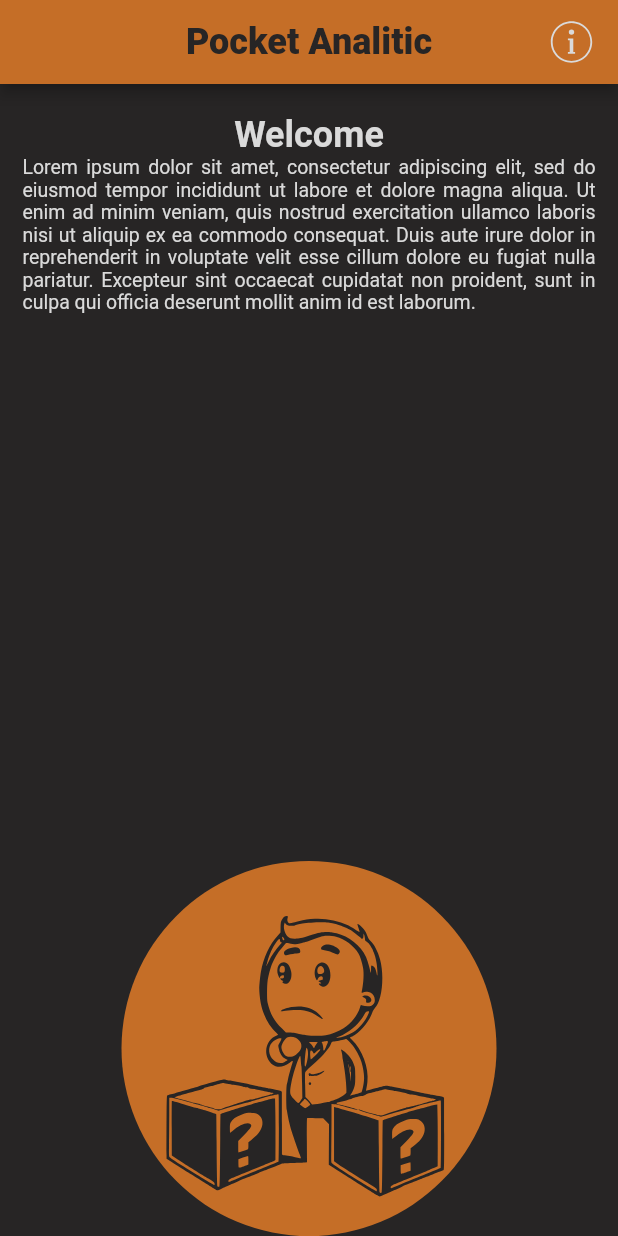
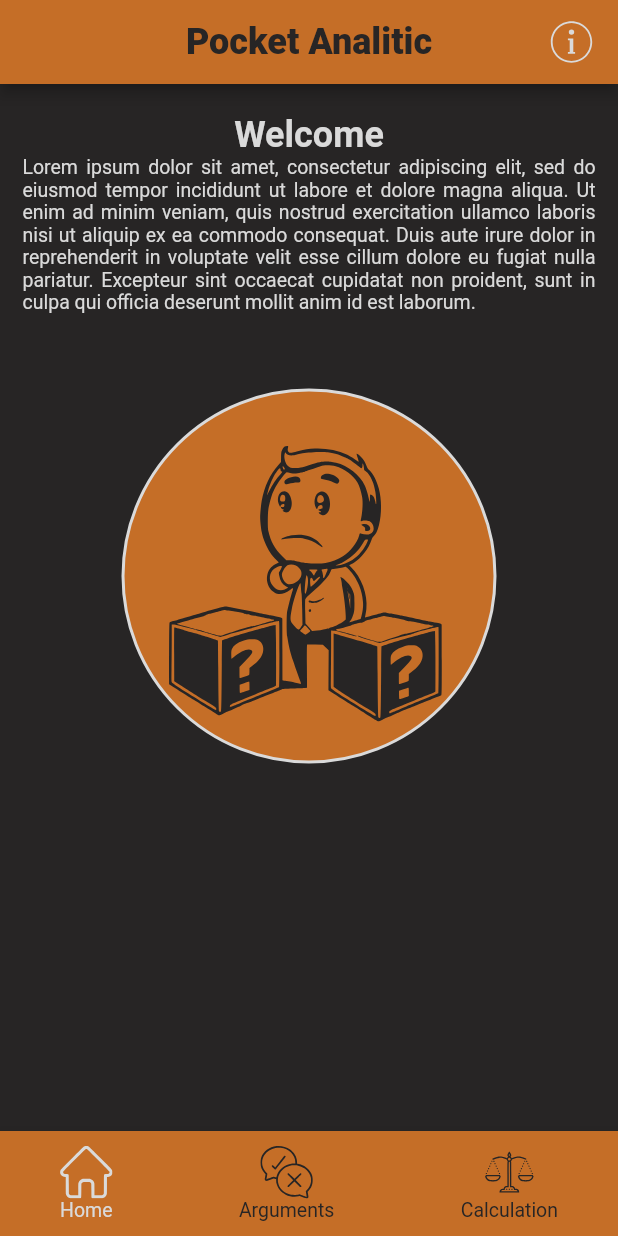
Before and after one commit to NikitaPits/pocket_analitic, a Flutter app: the screen it shows after launch, on a phone screen of 412 x 824 dp. Run offline on Flutter 3.47's test engine with Material 2 defaults, Android fonts, the phone set to English and light mode, and no system bars; our stand-ins replace bloc, flutter_bloc, flutter_svg.

Commit message:
Added some changes, also BAB

```diff
--- a/pocket_analitic/lib/home.dart
+++ b/pocket_analitic/lib/home.dart
@@ -1,5 +1,8 @@
 import 'package:flutter/material.dart';
+import 'package:flutter_svg/svg.dart';
 import 'package:pocket_analitic/theme/custom_colors.dart';
+import 'package:pocket_analitic/theme/custom_fonts.dart';
+import 'package:pocket_analitic/theme/custom_icons.dart';
 import 'package:pocket_analitic/view/arguments_page/arguments_page.dart';
 import 'package:pocket_analitic/view/choiser_page/choiser_page.dart';
 import 'package:pocket_analitic/view/welcome_page/welcome_page.dart';
@@ -12,20 +15,13 @@ class Home extends StatefulWidget {
 }
 
 class _HomeState extends State<Home> {
-  PageController _controller = PageController(initialPage: 0, keepPage: true);
+  final PageController _controller =
+      PageController(initialPage: 0, keepPage: true);
   int _pageIndex = 0;
   @override
   void initState() {
     _pageIndex = 0;
     super.initState();
-  }
-
-  _bottomControlsTapHandler(int i) {
-    setState(() {
-      _pageIndex = i;
-    });
-    _controller.animateToPage(i,
-        duration: Duration(milliseconds: 200), curve: Curves.linear);
   }
 
   @override
@@ -34,7 +30,6 @@ class _HomeState extends State<Home> {
       backgroundColor: CustomColors.bg,
       body: PageView(
         controller: _controller,
-        // physics: NeverScrollableScrollPhysics(),
         onPageChanged: (value) {
           setState(() {
             _pageIndex = value;
@@ -46,22 +41,56 @@ class _HomeState extends State<Home> {
           ChoiserPage(),
         ],
       ),
-      // bottomNavigationBar: BottomNavigationBar(
-      //   type: BottomNavigationBarType.fixed,
-      //   onTap: _bottomControlsTapHandler,
-      //   currentIndex: _pageIndex,
-      //   items: [
-      //     // BottomNavigationBarItem(
-      //     //     icon: Icon(CustomIcons.feed),
-      //     //     label: AppLocalizations.of(context).feed),
-      //     // BottomNavigationBarItem(
-      //     //     icon: Icon(CustomIcons.trophy),
-      //     //     label: AppLocalizations.of(context).kidsActivity),
-      //     // BottomNavigationBarItem(
-      //     //     icon: Icon(CustomIcons.trophy),
-      //     //     label: AppLocalizations.of(context).kidsActivity),
-      //   ],
-      // ),
+      bottomNavigationBar: BottomAppBar(
+          color: CustomColors.uiTheme,
+          shape: const CircularNotchedRectangle(),
+          child: Padding(
+            padding: const EdgeInsets.symmetric(horizontal: 30),
+            child: Row(
+              mainAxisAlignment: MainAxisAlignment.spaceBetween,
+              children: [
+                _bottomButton(0, CustomIcons.home, 'Home'),
+                _bottomButton(1, CustomIcons.arguments, 'Arguments'),
+                _bottomButton(2, CustomIcons.scales, 'Calculation'),
+              ],
+            ),
+          )),
+    );
+  }
+
+  _bottomButton(int currentPage, String icon, String title) {
+    return GestureDetector(
+      onTap: () {
+        setState(() {
+          _pageIndex = currentPage;
+        });
+        _controller.animateToPage(currentPage,
+            duration: const Duration(milliseconds: 200), curve: Curves.linear);
+      },
+      child: Container(
+        height: 70,
+        padding: const EdgeInsets.all(10),
+        child: Column(
+          children: [
+            SvgPicture.asset(
+              icon,
+              width: 35,
+              height: 35,
+              color: _pageIndex == currentPage
+                  ? CustomColors.mainText
+                  : CustomColors.bg,
+            ),
+            Text(
+              title,
+              style: CustomTextStyle.caption1Regular13(
+                c: _pageIndex == currentPage
+                    ? CustomColors.mainText
+                    : CustomColors.bg,
+              ),
+            )
+          ],
+        ),
+      ),
     );
   }
 }
--- a/pocket_analitic/lib/theme/custom_colors.dart
+++ b/pocket_analitic/lib/theme/custom_colors.dart
@@ -4,7 +4,7 @@ class CustomColors {
   // static const Color bg = Color.fromARGB(255, 243, 248, 212);
   static const Color bg = Color.fromARGB(255, 39, 37, 37);
   static const Color black = Color.fromARGB(255, 30, 32, 32);
-  static const Color contures = Color.fromARGB(255, 88, 31, 31);
+  static const Color contures = Color.fromARGB(255, 218, 218, 218);
   static const Color mainText = Color.fromARGB(255, 218, 218, 218);
   static const Color hintText = Color.fromARGB(104, 218, 218, 218);
   static const Color uiTheme = Color.fromARGB(255, 197, 110, 39);
--- /dev/null
+++ b/pocket_analitic/lib/theme/custom_icons.dart
@@ -0,0 +1,8 @@
+class CustomIcons {
+  static const String logo = 'assets/icons/logo-AI1.svg';
+
+  static const String info = 'assets/icons/icons8-info-50.svg';
+  static const String scales = 'assets/icons/scales.svg';
+  static const String arguments = 'assets/icons/arguments.svg';
+  static const String home = 'assets/icons/home.svg';
+}
--- a/pocket_analitic/lib/theme/text_variables.dart
+++ b/pocket_analitic/lib/theme/text_variables.dart
@@ -5,4 +5,5 @@ class TextVariables {
   static const String save = 'Save';
   static const String welcome = 'Welcome';
   static const String typeArgumentName = 'Type argument name here';
+  static const String pocketAnalitic = 'Pocket Analitic';
 }
--- a/pocket_analitic/lib/view/UI/buttoms/menu_button.dart
+++ b/pocket_analitic/lib/view/UI/buttoms/menu_button.dart
@@ -23,7 +23,7 @@ class _MenuButtonState extends State<MenuButton> {
           color: CustomColors.uiTheme,
           borderRadius: const BorderRadius.all(Radius.circular(20)),
           border: Border.all(
-            width: 1,
+            width: 2,
             color: CustomColors.contures,
           ),
         ),
--- a/pocket_analitic/lib/view/UI/slider/range_input.dart
+++ b/pocket_analitic/lib/view/UI/slider/range_input.dart
@@ -75,7 +75,7 @@ class _CustomRangeInputState extends State<CustomRangeInput> {
                 decoration: BoxDecoration(
                     color: CustomColors.uiTheme,
                     borderRadius: BorderRadius.circular(5),
-                    border: Border.all(color: CustomColors.contures)),
+                    border: Border.all(width: 2, color: CustomColors.contures)),
                 child: Text(
                   _sliderValue.round().toString(),
                   style: CustomTextStyle.title2ExtraBold20(
--- a/pocket_analitic/lib/view/arguments_page/create_arguments_page/create_arguments_page.dart
+++ b/pocket_analitic/lib/view/arguments_page/create_arguments_page/create_arguments_page.dart
@@ -12,9 +12,7 @@ class CreateArgumentsPage extends StatefulWidget {
 }
 
 class _CreateArgumentsPageState extends State<CreateArgumentsPage> {
-  _saveCallback() {
-    Navigator.pop(context);
-  }
+  _saveCallback() {}
 
   late String _createdArgumentName;
   late List<String> createdArgumets;
--- a/pocket_analitic/lib/view/welcome_page/welcome_page.dart
+++ b/pocket_analitic/lib/view/welcome_page/welcome_page.dart
@@ -2,6 +2,7 @@ import 'package:flutter/material.dart';
 import 'package:flutter_svg/flutter_svg.dart';
 import 'package:pocket_analitic/theme/custom_colors.dart';
 import 'package:pocket_analitic/theme/custom_fonts.dart';
+import 'package:pocket_analitic/theme/custom_icons.dart';
 import 'package:pocket_analitic/theme/text_variables.dart';
 import 'package:pocket_analitic/view/UI/buttoms/custom_icon_button.dart';
 
@@ -27,13 +28,13 @@ class _WelcomePageState extends State<WelcomePage> {
             ),
             Center(
               child: Text(
-                'Pocket Analitic',
+                TextVariables.pocketAnalitic,
                 style: CustomTextStyle.title1ExtraBold24(c: CustomColors.bg),
               ),
             ),
             CustomIconButton(
               callback: () {},
-              icon: 'assets/icons/icons8-info-50.svg',
+              icon: CustomIcons.info,
             ),
           ],
         ),
@@ -43,7 +44,7 @@ class _WelcomePageState extends State<WelcomePage> {
         child: Padding(
           padding: const EdgeInsets.only(top: 20.0),
           child: Column(
-            mainAxisAlignment: MainAxisAlignment.spaceBetween,
+            mainAxisAlignment: MainAxisAlignment.start,
             children: [
               Column(
                 children: [
@@ -59,6 +60,7 @@ class _WelcomePageState extends State<WelcomePage> {
                 ],
               ),
               Container(
+                margin: const EdgeInsets.only(top: 50),
                 height: 250,
                 width: 250,
                 padding: const EdgeInsets.all(12),
@@ -66,9 +68,13 @@ class _WelcomePageState extends State<WelcomePage> {
                 decoration: BoxDecoration(
                   color: CustomColors.uiTheme,
                   borderRadius: BorderRadius.circular(125),
+                  border: Border.all(
+                    width: 2,
+                    color: CustomColors.contures,
+                  ),
                 ),
                 child: SvgPicture.asset(
-                  'assets/icons/logo-AI1.svg',
+                  CustomIcons.logo,
                   color: CustomColors.bg,
                 ),
               ),
```
Also changed, not shown: pocket_analitic/lib/view/arguments_page/arguments_page.dart (+8 -5 lines), pocket_analitic/lib/view/choiser_page/choiser_page.dart (+9 -6 lines), pocket_analitic/lib/view/home_page_widgets/home_bottom_app_bar_button.dart (added, +15 -0 lines), pocket_analitic/lib/view/result_of_choise/result_of_choise_page.dart (+8 -5 lines), pocket_analitic/assets/icons/arguments.svg (added), pocket_analitic/assets/icons/home.svg (added), pocket_analitic/assets/icons/scales.svg (added).
